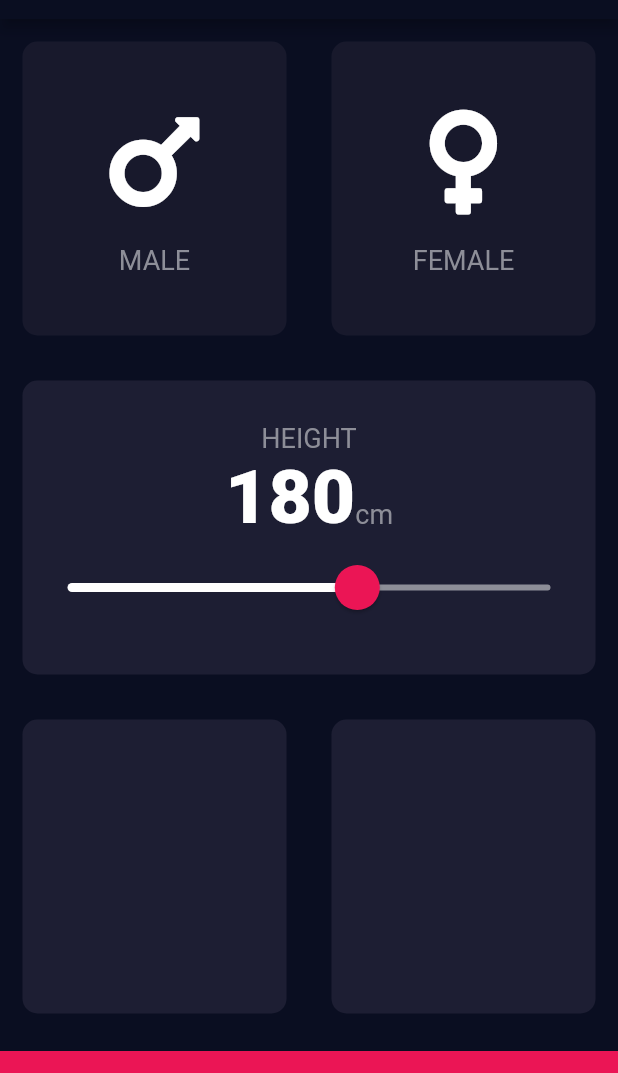
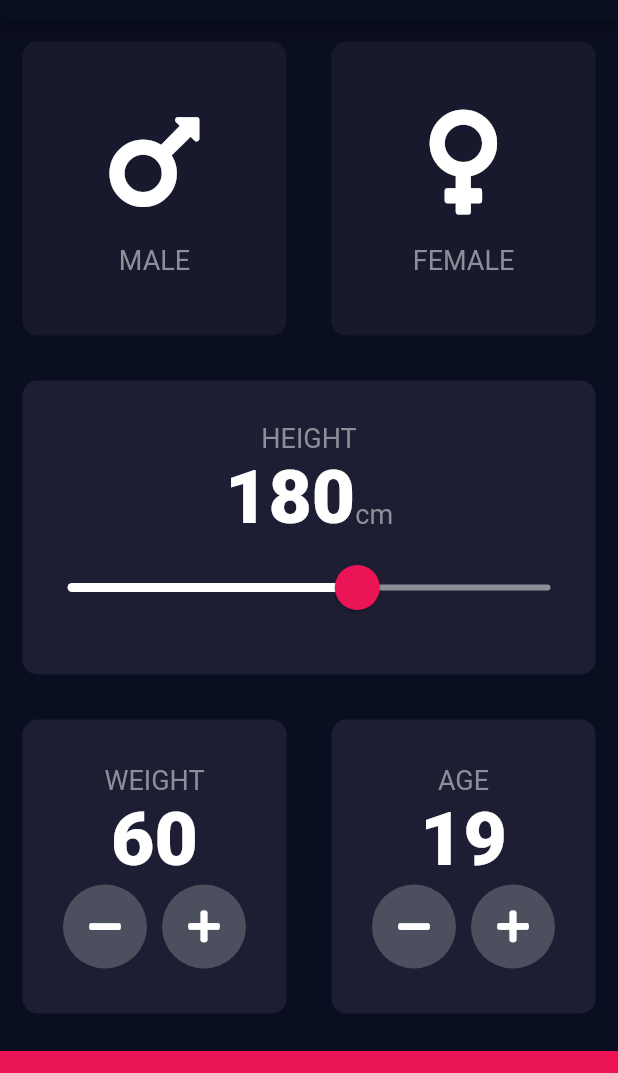
Before and after one commit to krrajpurohit/BMI-Calculator, a Flutter app: the screen it shows after launch, on a phone screen of 412 x 824 dp, the part 65-1138 px from its top. Run offline on Flutter 3.47's test engine with Material 2 defaults, Android fonts, the phone set to English and light mode, and no system bars; our stand-ins replace font_awesome_flutter.

Commit message:
custom round button implemented & weight,age card created

```diff
--- a/lib/input_page.dart
+++ b/lib/input_page.dart
@@ -4,6 +4,7 @@ import 'package:font_awesome_flutter/font_awesome_flutter.dart';
 import 'reusable_card.dart';
 import 'icon_content.dart';
 import 'constants.dart';
+import 'round_icon_button.dart';
 
 enum Gender { male, female }
 
@@ -15,6 +16,8 @@ class InputPage extends StatefulWidget {
 class _InputPageState extends State<InputPage> {
   Gender selectedGender;
   int height = 180;
+  int weight = 60;
+  int age = 19;
 
   @override
   Widget build(BuildContext context) {
@@ -120,10 +123,88 @@ class _InputPageState extends State<InputPage> {
             child: Row(
               children: <Widget>[
                 Expanded(
-                  child: ReusableCard(colour: kActiveCardColor),
+                  child: ReusableCard(
+                    colour: kActiveCardColor,
+                    cardChild: Column(
+                      mainAxisAlignment: MainAxisAlignment.center,
+                      children: <Widget>[
+                        Text(
+                          'WEIGHT',
+                          style: kLabelTextStyle,
+                        ),
+                        Text(
+                          weight.toString(),
+                          style: kNumberTextStyle,
+                        ),
+                        Row(
+                          mainAxisAlignment: MainAxisAlignment.center,
+                          children: <Widget>[
+                            RoundIconButton(
+                              icon: FontAwesomeIcons.minus,
+                              onPressed: () {
+                                setState(() {
+                                  weight--;
+                                });
+                              },
+                            ),
+                            SizedBox(
+                              width: 10.0,
+                            ),
+                            RoundIconButton(
+                              icon: FontAwesomeIcons.plus,
+                              onPressed: () {
+                                setState(() {
+                                  weight++;
+                                });
+                              },
+                            ),
+                          ],
+                        )
+                      ],
+                    ),
+                  ),
                 ),
                 Expanded(
-                  child: ReusableCard(colour: kActiveCardColor),
+                  child: ReusableCard(
+                    colour: kActiveCardColor,
+                    cardChild: Column(
+                      mainAxisAlignment: MainAxisAlignment.center,
+                      children: <Widget>[
+                        Text(
+                          'AGE',
+                          style: kLabelTextStyle,
+                        ),
+                        Text(
+                          age.toString(),
+                          style: kNumberTextStyle,
+                        ),
+                        Row(
+                          mainAxisAlignment: MainAxisAlignment.center,
+                          children: <Widget>[
+                            RoundIconButton(
+                              icon: FontAwesomeIcons.minus,
+                              onPressed: () {
+                                setState(() {
+                                  age--;
+                                });
+                              },
+                            ),
+                            SizedBox(
+                              width: 10,
+                            ),
+                            RoundIconButton(
+                              icon: FontAwesomeIcons.plus,
+                              onPressed: () {
+                                setState(() {
+                                  age++;
+                                });
+                              },
+                            ),
+                          ],
+                        ),
+                      ],
+                    ),
+                  ),
                 ),
               ],
             ),
--- /dev/null
+++ b/lib/round_icon_button.dart
@@ -0,0 +1,21 @@
+import 'package:flutter/material.dart';
+
+class RoundIconButton extends StatelessWidget {
+  final IconData icon;
+  final Function onPressed;
+  RoundIconButton({@required this.icon, @required this.onPressed});
+  @override
+  Widget build(BuildContext context) {
+    return RawMaterialButton(
+      child: Icon(icon),
+      onPressed: onPressed,
+      elevation: 0.0,
+      constraints: BoxConstraints.tightFor(
+        width: 56.0,
+        height: 56.0,
+      ),
+      shape: CircleBorder(),
+      fillColor: Color(0xFF4C4F5E),
+    );
+  }
+}
```
